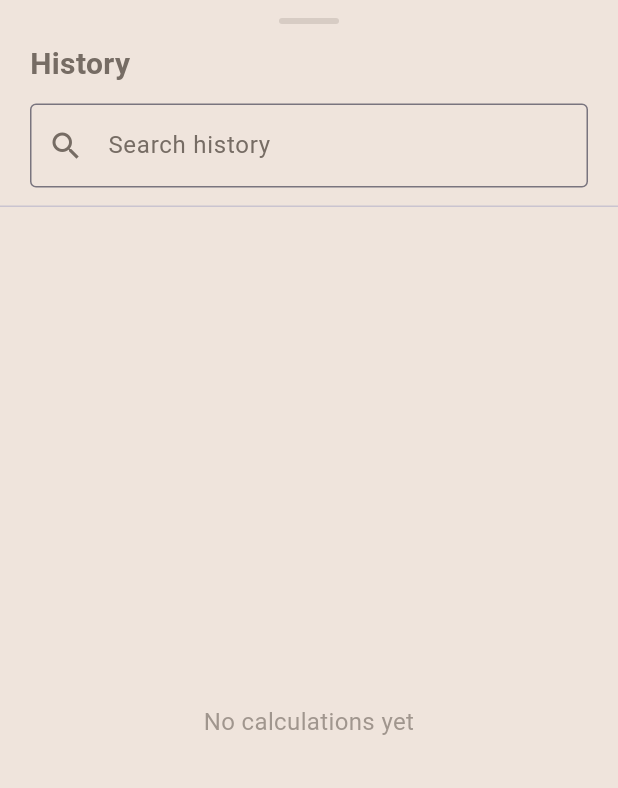
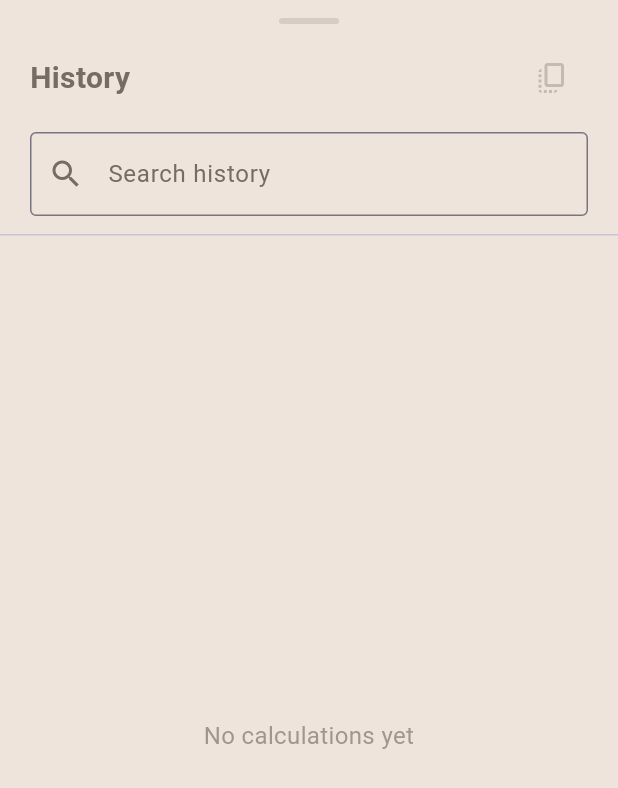
Before and after one commit to banghuazhao/simple_calculator, a Flutter app: the HistorySheet screen opened directly, on a phone screen of 412 x 824 dp. Shown: the top 788 px of the screen. Run offline on Flutter 3.47's test engine with Material 3 defaults, Android fonts, the phone set to English and light mode, and no system bars; our stand-ins replace auto_size_text, google_mobile_ads, in_app_review, sensors_plus, shared_preferences; missing offline and left inert: app_tracking_transparency, desktop_window, open_store; accounts and stored records are empty; network calls fail.

Commit message:
feat: add bulk history copy and high-contrast mode
Copy all calculations or current search matches without changing calculator state. Add a persisted high-contrast palette that preserves the selected theme, with localized controls and large-text layouts. Validate with 109 tests and clean Flutter analysis.

```diff
--- a/lib/calculator_key.dart
+++ b/lib/calculator_key.dart
@@ -160,6 +160,9 @@ class _CalculatorKeyState extends State<CalculatorKey>
               child: Container(
                 decoration: BoxDecoration(
                   color: color,
+                  border: model.highContrastEnabled
+                      ? Border.all(color: Colors.white, width: 1.5)
+                      : null,
                   borderRadius: BorderRadius.circular(14),
                   boxShadow: [
                     BoxShadow(
--- a/lib/display.dart
+++ b/lib/display.dart
@@ -52,7 +52,7 @@ class Display extends StatelessWidget {
     final bool compact = screenHeight <= 740;
 
     final Color textColor = model.textColor1;
-    final Color historyColor = textColor.withValues(alpha: 0.5);
+    final Color historyColor = model.secondaryTextColor;
 
     final mainStyle =
         Theme.of(context).textTheme.displayMedium?.copyWith(
--- a/lib/history_sheet.dart
+++ b/lib/history_sheet.dart
@@ -135,7 +135,7 @@ class _HistorySheetState extends State<HistorySheet> {
                       Text(
                         entry.equation,
                         style: TextStyle(
-                          color: textColor.withValues(alpha: 0.5),
+                          color: model.secondaryTextColor,
                           fontSize: 14,
                         ),
                         textAlign: TextAlign.right,
@@ -197,7 +197,7 @@ class _HistorySheetState extends State<HistorySheet> {
                 width: 40,
                 height: 4,
                 decoration: BoxDecoration(
-                  color: textColor.withValues(alpha: 0.2),
+                  color: model.handleColor,
                   borderRadius: BorderRadius.circular(2),
                 ),
               ),
@@ -207,19 +207,36 @@ class _HistorySheetState extends State<HistorySheet> {
         SliverToBoxAdapter(
           child: Padding(
             padding: const EdgeInsets.symmetric(horizontal: 20, vertical: 8),
-            child: Row(
-              children: [
-                Expanded(
-                  child: Text(
+            child: LayoutBuilder(
+              builder: (context, constraints) {
+                final title = Text(
                   strings.history,
-                    maxLines: 1,
-                    overflow: TextOverflow.ellipsis,
                   style: TextStyle(
                     color: textColor,
                     fontSize: 20,
                     fontWeight: FontWeight.w600,
                   ),
+                );
+                final actions = <Widget>[
+                  IconButton(
+                    key: const ValueKey('history-copy-bulk'),
+                    tooltip: query.isEmpty
+                        ? strings.copyAllHistory
+                        : strings.copyMatchingHistory,
+                    onPressed: filtered.isEmpty
+                        ? null
+                        : () => ClipboardHelper.copy(
+                            context,
+                            filtered
+                                .map(
+                                  (entry) =>
+                                      '${entry.equation} ${entry.result}',
+                                )
+                                .join('\n'),
                           ),
+                    color: textColor,
+                    disabledColor: textColor.withValues(alpha: 0.35),
+                    icon: const Icon(Icons.copy_all_outlined),
                   ),
                   if (entries.isNotEmpty)
                     TextButton(
@@ -229,7 +246,31 @@ class _HistorySheetState extends State<HistorySheet> {
                         style: TextStyle(color: textColor, fontSize: 15),
                       ),
                     ),
+                ];
+                if (MediaQuery.textScalerOf(context).scale(15) > 24 ||
+                    (constraints.maxWidth < 320 && query.isNotEmpty)) {
+                  return Column(
+                    crossAxisAlignment: CrossAxisAlignment.start,
+                    children: [
+                      title,
+                      Align(
+                        alignment: Alignment.centerRight,
+                        child: Wrap(
+                          alignment: WrapAlignment.end,
+                          crossAxisAlignment: WrapCrossAlignment.center,
+                          children: actions,
+                        ),
+                      ),
                     ],
+                  );
+                }
+                return Row(
+                  children: [
+                    Expanded(child: title),
+                    ...actions,
+                  ],
+                );
+              },
             ),
           ),
         ),
@@ -275,10 +316,7 @@ class _HistorySheetState extends State<HistorySheet> {
                       ? strings.noCalculationsYet
                       : strings.noHistoryMatches,
                   textAlign: TextAlign.center,
-                  style: TextStyle(
-                    color: textColor.withValues(alpha: 0.65),
-                    fontSize: 16,
-                  ),
+                  style: TextStyle(color: model.mutedTextColor, fontSize: 16),
                 ),
               ),
             ),
@@ -294,7 +332,7 @@ class _HistorySheetState extends State<HistorySheet> {
                 height: 1,
                 indent: 20,
                 endIndent: 20,
-                color: textColor.withValues(alpha: 0.08),
+                color: model.dividerColor,
               ),
             ),
           ),
--- a/lib/l10n/intl_en.arb
+++ b/lib/l10n/intl_en.arb
@@ -84,5 +84,9 @@
   "pasteNumber": "Paste number",
   "pasted": "Number pasted",
   "invalidPaste": "Copy a valid number to paste.",
-  "clipboardUnavailable": "Clipboard is unavailable. Please try again."
+  "clipboardUnavailable": "Clipboard is unavailable. Please try again.",
+  "copyAllHistory": "Copy all history",
+  "copyMatchingHistory": "Copy matching calculations",
+  "highContrast": "High contrast",
+  "highContrastDescription": "Use stronger contrast for numbers and controls. Your selected theme is kept."
 }
--- a/lib/l10n/intl_zh.arb
+++ b/lib/l10n/intl_zh.arb
@@ -83,5 +83,9 @@
   "pasteNumber": "粘贴数字",
   "pasted": "已粘贴数字",
   "invalidPaste": "请先复制有效数字再粘贴。",
-  "clipboardUnavailable": "剪贴板暂时不可用，请重试。"
+  "clipboardUnavailable": "剪贴板暂时不可用，请重试。",
+  "copyAllHistory": "复制全部历史记录",
+  "copyMatchingHistory": "复制匹配的计算记录",
+  "highContrast": "高对比度",
+  "highContrastDescription": "增强数字和控件的对比度。您选择的主题将被保留。"
 }
--- a/lib/l10n/intl_zh_HK.arb
+++ b/lib/l10n/intl_zh_HK.arb
@@ -80,5 +80,9 @@
   "pasteNumber": "貼上數字",
   "pasted": "已貼上數字",
   "invalidPaste": "請先複製有效數字再貼上。",
-  "clipboardUnavailable": "剪貼簿暫時無法使用，請重試。"
+  "clipboardUnavailable": "剪貼簿暫時無法使用，請重試。",
+  "copyAllHistory": "複製全部歷史記錄",
+  "copyMatchingHistory": "複製相符的計算記錄",
+  "highContrast": "高對比度",
+  "highContrastDescription": "增強數字和控制項的對比度。您選擇的主題將被保留。"
 }
--- a/lib/main.dart
+++ b/lib/main.dart
@@ -80,6 +80,7 @@ class CalculatorApp extends StatelessWidget {
         ],
         child: Consumer<ThemeModel>(builder: (context, themeModel, child) {
           return MaterialApp(
+            theme: themeModel.accessibilityTheme,
             debugShowCheckedModeBanner: false,
             localizationsDelegates: const [
               S.delegate,
--- a/lib/util/theme_model.dart
+++ b/lib/util/theme_model.dart
@@ -1,14 +1,21 @@
 import 'dart:async';
 
 import 'package:flutter/material.dart';
+import 'package:shared_preferences/shared_preferences.dart';
 import 'package:simple_calculator/util/storage_manager.dart';
 
 class ThemeModel with ChangeNotifier {
   static const kThemeColorIndex = 'kThemeColorIndex';
+  static const kHighContrastEnabled = 'kHighContrastEnabled';
 
   /// 当前主题颜色
   int _themeColor = 0;
   int get themeColor => _themeColor;
+  bool _highContrastEnabled = false;
+  bool get highContrastEnabled => _highContrastEnabled;
+  (SharedPreferences, bool)? _pendingContrastWrite;
+  Completer<void>? _contrastIdle;
+  bool _writingContrast = false;
   late Color backgroundColor;
   late Color buttonColor1;
   late Color buttonColor2;
@@ -16,24 +23,109 @@ class ThemeModel with ChangeNotifier {
   late Color textColor1;
   late Color textColor2;
 
+  Color get secondaryTextColor =>
+      highContrastEnabled ? Colors.white : textColor1.withValues(alpha: 0.5);
+  Color get mutedTextColor => highContrastEnabled
+      ? const Color(0xffDDDDDD)
+      : textColor1.withValues(alpha: 0.65);
+  Color get dividerColor => highContrastEnabled
+      ? const Color(0xff777777)
+      : textColor1.withValues(alpha: 0.08);
+  Color get handleColor => highContrastEnabled
+      ? const Color(0xffAAAAAA)
+      : textColor1.withValues(alpha: 0.2);
+
+  ThemeData? get accessibilityTheme => highContrastEnabled
+      ? ThemeData(
+          brightness: Brightness.dark,
+          colorScheme: const ColorScheme.highContrastDark().copyWith(
+            primary: Colors.white,
+            onPrimary: Colors.black,
+            surface: Colors.black,
+            onSurface: Colors.white,
+            outline: const Color(0xffAAAAAA),
+          ),
+          scaffoldBackgroundColor: Colors.black,
+          dividerColor: dividerColor,
+        )
+      : null;
+
   ThemeModel() {
     /// 获取主题色
-    final savedTheme = StorageManager.sharedPreferences?.get(kThemeColorIndex);
+    Object? savedTheme;
+    try {
+      savedTheme = StorageManager.sharedPreferences?.get(kThemeColorIndex);
+    } catch (error) {
+      debugPrint('Saved theme unavailable; using default: $error');
+    }
     _themeColor = savedTheme is int && savedTheme >= 0 && savedTheme <= 17
         ? savedTheme
         : 0;
+    try {
+      _highContrastEnabled =
+          StorageManager.sharedPreferences?.get(kHighContrastEnabled) == true;
+    } catch (error) {
+      debugPrint(
+        'Saved contrast preference unavailable; using default: $error',
+      );
+    }
     _changeTheme();
   }
 
   /// 切换指定色彩
   void switchTheme(int colorIndex) {
+    if (colorIndex < 0 || colorIndex > 17) return;
     _themeColor = colorIndex;
     _changeTheme();
     notifyListeners();
     unawaited(StorageManager.saveInt(kThemeColorIndex, colorIndex));
   }
 
+  void setHighContrastEnabled(bool enabled) {
+    if (_highContrastEnabled == enabled) return;
+    _highContrastEnabled = enabled;
+    _changeTheme();
+    notifyListeners();
+    final preferences = StorageManager.sharedPreferences;
+    if (preferences == null) return;
+    _pendingContrastWrite = (preferences, enabled);
+    _contrastIdle ??= Completer<void>();
+    if (!_writingContrast) unawaited(_drainContrastWrites());
+  }
+
+  /// Exposed for deterministic persistence tests; application input never waits.
+  @visibleForTesting
+  Future<void> get pendingHighContrastWrites =>
+      _contrastIdle?.future ?? Future<void>.value();
+
+  Future<void> _drainContrastWrites() async {
+    _writingContrast = true;
+    while (_pendingContrastWrite != null) {
+      final (preferences, enabled) = _pendingContrastWrite!;
+      _pendingContrastWrite = null;
+      try {
+        final saved = await preferences.setBool(kHighContrastEnabled, enabled);
+        if (!saved) debugPrint('Contrast preference could not be saved.');
+      } catch (error) {
+        debugPrint('Contrast preference could not be saved: $error');
+      }
+    }
+    _writingContrast = false;
+    final idle = _contrastIdle;
+    _contrastIdle = null;
+    idle?.complete();
+  }
+
   void _changeTheme() {
+    if (highContrastEnabled) {
+      backgroundColor = Colors.black;
+      buttonColor1 = const Color(0xff222222);
+      buttonColor2 = const Color(0xff004A80);
+      buttonColor3 = const Color(0xff3A3A3A);
+      textColor1 = Colors.white;
+      textColor2 = Colors.white;
+      return;
+    }
     if (_themeColor == 0) {
       backgroundColor = const Color(0xffEFE4DC);
       buttonColor1 = const Color(0xffA2917E);
```
Also changed, not shown: lib/more_page.dart (+61 -6 lines), lib/generated/intl/messages_en.dart, lib/generated/intl/messages_zh.dart, lib/generated/intl/messages_zh_HK.dart, lib/generated/l10n.dart, 5 other files. Lines whose indentation alone changed are shown as unchanged.
